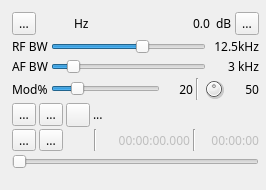
Old version of the form plugins/channeltx/modnfm/nfmmodgui.ui in the repository f4exb/sdrangel.
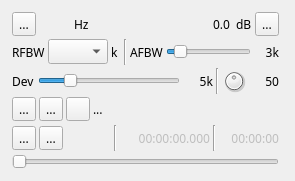
New version of the form. Icons and pictures are not drawn. Custom widgets are drawn as their Qt base class.

Commit message: FM Modulator: reflect GUI changes. Use FM Deviation in place of modulation percentage

Diff of the .ui file:
```diff
--- a/plugins/channeltx/modnfm/nfmmodgui.ui
+++ b/plugins/channeltx/modnfm/nfmmodgui.ui
@@ -6,8 +6,8 @@
    <rect>
     <x>0</x>
     <y>0</y>
-    <width>266</width>
-    <height>190</height>
+    <width>295</width>
+    <height>181</height>
    </rect>
   </property>
   <property name="font">
@@ -27,7 +27,7 @@
     <rect>
      <x>10</x>
      <y>10</y>
-     <width>251</width>
+     <width>271</width>
      <height>161</height>
     </rect>
    </property>
@@ -166,53 +166,47 @@
       <item>
        <widget class="QLabel" name="label">
         <property name="text">
-         <string>RF BW</string>
+         <string>RFBW</string>
         </property>
        </widget>
       </item>
       <item>
-       <widget class="QSlider" name="rfBW">
-        <property name="toolTip">
-         <string>Demodulator (RF) bandwidth</string>
+       <widget class="QComboBox" name="rfBW">
+        <property name="maximumSize">
+         <size>
+          <width>60</width>
+          <height>16777215</height>
+         </size>
         </property>
-        <property name="maximum">
-         <number>10</number>
-        </property>
-        <property name="pageStep">
-         <number>1</number>
-        </property>
-        <property name="value">
-         <number>6</number>
-        </property>
-        <property name="orientation">
-         <enum>Qt::Horizontal</enum>
-        </property>
        </widget>
       </item>
       <item>
        <widget class="QLabel" name="rfBWText">
         <property name="minimumSize">
          <size>
-          <width>50</width>
+          <width>10</width>
           <height>0</height>
          </size>
         </property>
         <property name="text">
-         <string>12.5kHz</string>
+         <string>k</string>
         </property>
         <property name="alignment">
-         <set>Qt::AlignRight|Qt::AlignTrailing|Qt::AlignVCenter</set>
+         <set>Qt::AlignLeading|Qt::AlignLeft|Qt::AlignVCenter</set>
         </property>
        </widget>
       </item>
-     </layout>
-    </item>
-    <item>
-     <layout class="QHBoxLayout" name="afBandwidthLayout">
       <item>
-       <widget class="QLabel" name="label_2">
+       <widget class="Line" name="line_2">
+        <property name="orientation">
+         <enum>Qt::Vertical</enum>
+        </property>
+       </widget>
+      </item>
+      <item>
+       <widget class="QLabel" name="afBwLabel">
         <property name="text">
-         <string>AF BW</string>
+         <string>AFBW</string>
         </property>
        </widget>
       </item>
@@ -242,12 +236,12 @@
        <widget class="QLabel" name="afBWText">
         <property name="minimumSize">
          <size>
-          <width>50</width>
+          <width>25</width>
           <height>0</height>
          </size>
         </property>
         <property name="text">
-         <string>3 kHz</string>
+         <string>3k</string>
         </property>
         <property name="alignment">
          <set>Qt::AlignRight|Qt::AlignTrailing|Qt::AlignVCenter</set>
@@ -261,7 +255,7 @@
       <item>
        <widget class="QLabel" name="pLabel">
         <property name="text">
-         <string>Mod%</string>
+         <string>Dev</string>
         </property>
        </widget>
       </item>
@@ -283,13 +277,13 @@
          <string>Modulation percentage</string>
         </property>
         <property name="maximum">
-         <number>100</number>
+         <number>250</number>
         </property>
         <property name="pageStep">
          <number>1</number>
         </property>
         <property name="value">
-         <number>20</number>
+         <number>50</number>
         </property>
         <property name="orientation">
          <enum>Qt::Horizontal</enum>
@@ -305,7 +299,7 @@
          </size>
         </property>
         <property name="text">
-         <string>20</string>
+         <string>5k</string>
         </property>
         <property name="alignment">
          <set>Qt::AlignRight|Qt::AlignTrailing|Qt::AlignVCenter</set>
```
Left out of the diff: 12 changed lines with no effect on the pictures. The commit also changes 4 other files.
